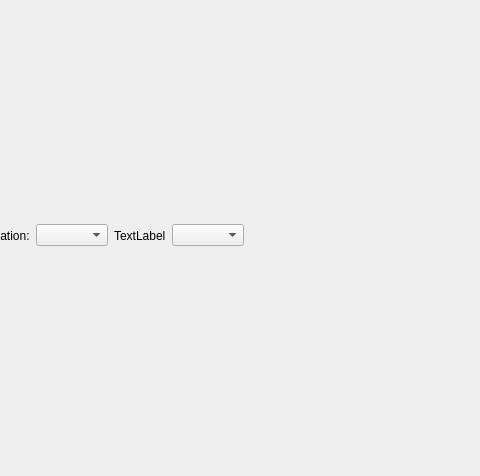
First picture: the form in ChartThemes/ThemeWidget.ui, repository waitwalker/QtWidgetDemos, before the edit; both pictures show x 149 to 629 and y 0 to 476 of the 779 by 476 pixel window.
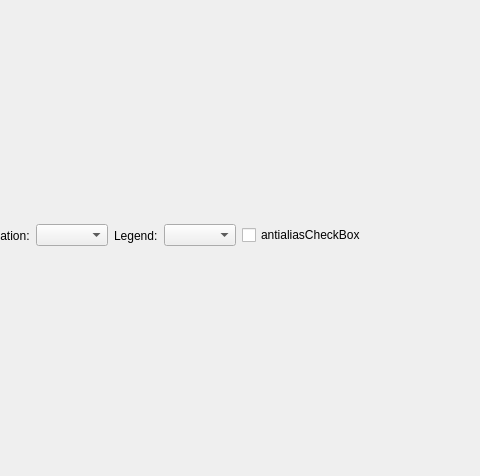
Second picture: the form after the edit.

The edit to the form file:
```diff
--- a/ChartThemes/ThemeWidget.ui
+++ b/ChartThemes/ThemeWidget.ui
@@ -22,7 +22,7 @@
      <height>471</height>
     </rect>
    </property>
-   <layout class="QHBoxLayout" name="horizontalLayout" stretch="0,0,0,0,0,0,0">
+   <layout class="QHBoxLayout" name="horizontalLayout" stretch="0,0,0,0,0,0,0,0">
     <item>
      <widget class="QLabel" name="themeLabel">
       <property name="text">
@@ -46,12 +46,19 @@
     <item>
      <widget class="QLabel" name="label_2">
       <property name="text">
-       <string>TextLabel</string>
+       <string>Legend:</string>
       </property>
      </widget>
     </item>
     <item>
-     <widget class="QComboBox" name="comboBox_2"/>
+     <widget class="QComboBox" name="legendComboBox"/>
+    </item>
+    <item>
+     <widget class="QCheckBox" name="checkBox">
+      <property name="text">
+       <string>antialiasCheckBox</string>
+      </property>
+     </widget>
     </item>
     <item>
      <spacer name="horizontalSpacer">
```
Left out of the diff: 6 changed lines with no effect on the pictures.
